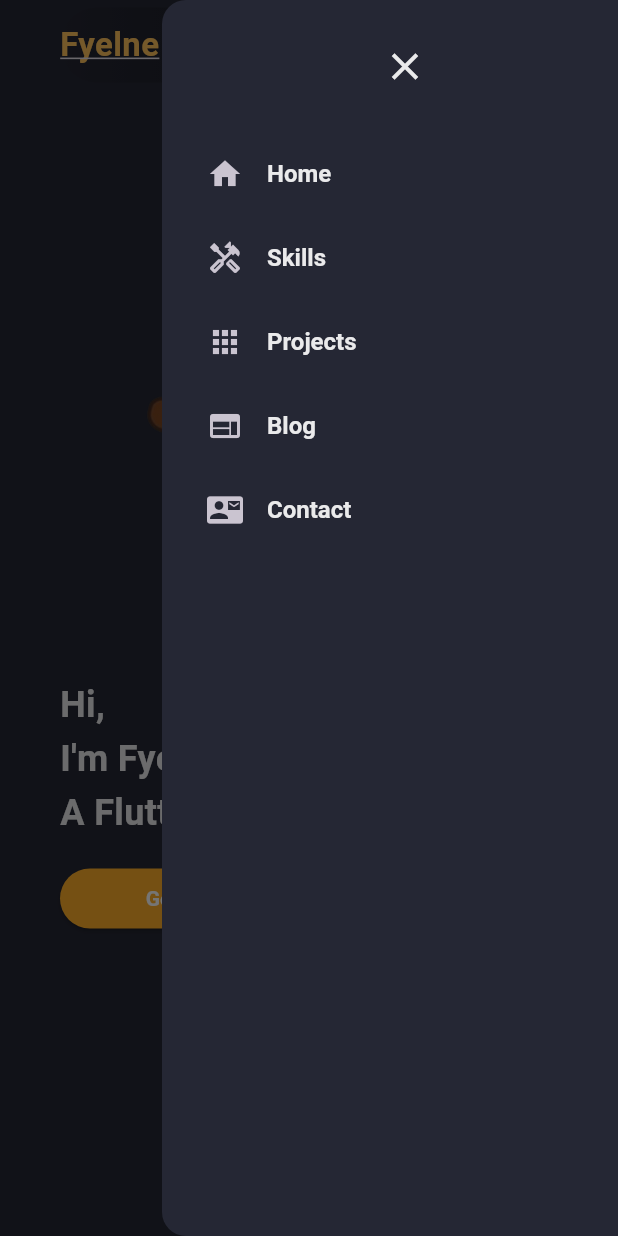
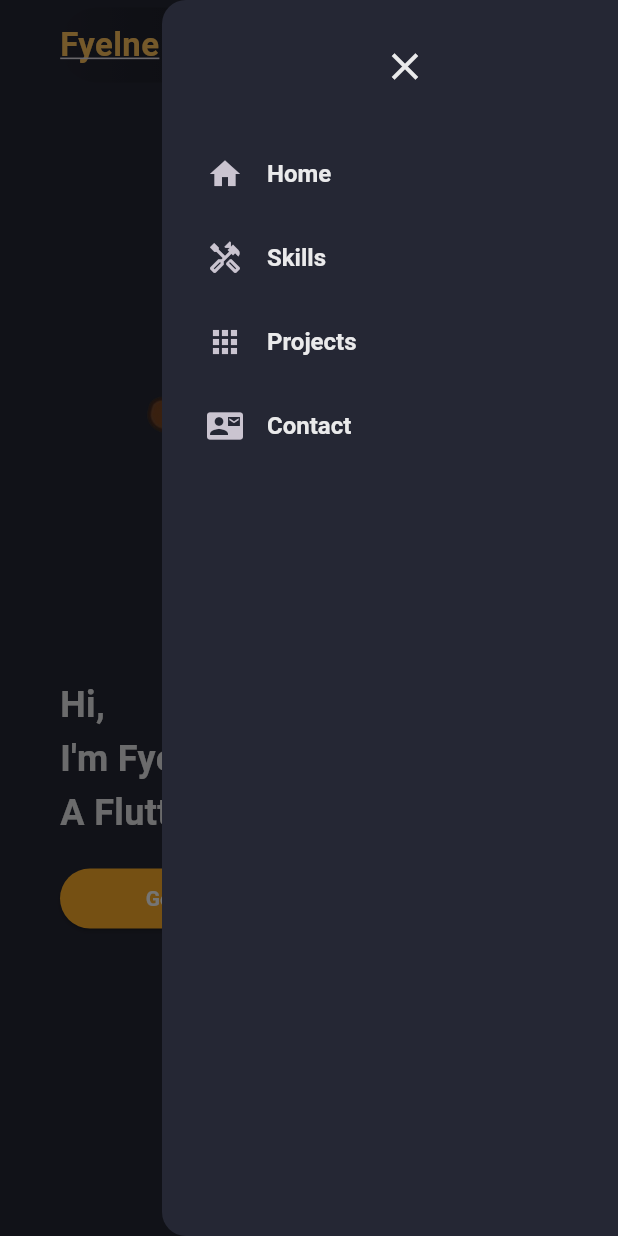
Before and after one commit to Fyelne/portfolio, a Flutter app: the screen it shows after launch, with the side drawer open, on a phone screen of 412 x 824 dp. Run offline on Flutter 3.47's test engine with Material 3 defaults, Android fonts, the phone set to English and light mode, and no system bars; missing offline and left inert: dart:js.

Commit message:
Add navbar functionality

```diff
--- a/lib/constants/nav_items.dart
+++ b/lib/constants/nav_items.dart
@@ -4,7 +4,6 @@ List<String> navTitles = [
   'Home',
   'Skills',
   'Projects',
-  'Blog',
   'Contact',
 ];
 
@@ -12,6 +11,5 @@ List<IconData> navIcons = [
   Icons.home,
   Icons.handyman_outlined,
   Icons.apps,
-  Icons.web,
   Icons.quick_contacts_mail,
 ];
--- a/lib/pages/home_page.dart
+++ b/lib/pages/home_page.dart
@@ -1,10 +1,7 @@
-import 'package:flutter/cupertino.dart';
 import 'package:flutter/material.dart';
-import 'package:flutter/widgets.dart';
 import 'package:portfolio/constants/colors.dart';
 import 'package:portfolio/constants/size.dart';
 import 'package:portfolio/widgets/contact_section.dart';
-import 'package:portfolio/widgets/custom_text_field.dart';
 import 'package:portfolio/widgets/drawer_mobile.dart';
 import 'package:portfolio/widgets/footer.dart';
 import 'package:portfolio/widgets/header_desktop.dart';
@@ -24,6 +21,9 @@ class HomePage extends StatefulWidget {
 
 class _HomePageState extends State<HomePage> {
   final scaffoldKey = GlobalKey<ScaffoldState>();
+  final scrollController = ScrollController();
+  final List<GlobalKey> navbarKeys = List.generate(4, (index) => GlobalKey());
+
   @override
   Widget build(BuildContext context) {
     final screenSize = MediaQuery.of(context).size;
@@ -38,13 +38,24 @@ class _HomePageState extends State<HomePage> {
           backgroundColor: CustomColor.scaffoldBg,
           endDrawer: constraints.maxWidth >= kMinDesktopWidth
               ? null
-              : const DrawerMobile(),
-          body: ListView(
+              : DrawerMobile(
+                  onNavItemTap: (int navIndex) {
+                    scrollToSection(navIndex);
+                  },
+                ),
+          body: SingleChildScrollView(
+            controller: scrollController,
             scrollDirection: Axis.vertical,
+            child: Column(
               children: [
+                SizedBox(key: navbarKeys.first),
                 // Main
                 if (constraints.maxWidth >= kMinDesktopWidth)
-                const HeaderDesktop()
+                  HeaderDesktop(
+                    onNavItemTap: (int navIndex) {
+                      scrollToSection(navIndex);
+                    },
+                  )
                 else
                   HeaderMobile(
                     onLogoTap: () {},
@@ -52,13 +63,17 @@ class _HomePageState extends State<HomePage> {
                       scaffoldKey.currentState!.openEndDrawer();
                     },
                   ),
+
+                // Main
                 if (constraints.maxWidth >= kMinDesktopWidth)
                   const MainDesktop()
                 else
                   const MainMobile(),
 
                 // Skills
+
                 Container(
+                  key: navbarKeys[1],
                   padding: const EdgeInsets.fromLTRB(25, 20, 25, 60),
                   width: screenWidth,
                   color: CustomColor.bgLight1,
@@ -84,13 +99,27 @@ class _HomePageState extends State<HomePage> {
                 ),
                 const SizedBox(height: 30),
                 // Projects
-              const ProjectSection(),
+                ProjectSection(key: navbarKeys[2]),
                 // Contact
-              const ContactSection(),
+                ContactSection(key: navbarKeys.last),
                 //Footer
                 const Footer()
               ],
+            ),
           ));
     });
   }
+
+  void scrollToSection(int index) {
+    scrollController.animateTo(
+      navbarKeys[index]
+          .currentContext!
+          .findRenderObject()!
+          .getTransformTo(null)
+          .getTranslation()
+          .y,
+      duration: const Duration(milliseconds: 300),
+      curve: Curves.easeInOut,
+    );
   }
+}
--- a/lib/widgets/drawer_mobile.dart
+++ b/lib/widgets/drawer_mobile.dart
@@ -3,7 +3,8 @@ import 'package:portfolio/constants/colors.dart';
 import 'package:portfolio/constants/nav_items.dart';
 
 class DrawerMobile extends StatelessWidget {
-  const DrawerMobile({super.key});
+  const DrawerMobile({super.key, required this.onNavItemTap});
+  final Function(int) onNavItemTap;
 
   @override
   Widget build(BuildContext context) {
@@ -32,7 +33,10 @@ class DrawerMobile extends StatelessWidget {
                   fontWeight: FontWeight.w600,
                   fontSize: 16),
               title: Text(navTitles[i]),
-              onTap: () {},
+              onTap: () {
+                onNavItemTap(i);
+                Navigator.of(context).pop();
+              },
             )
         ],
       ),
```
Also changed, not shown: lib/widgets/header_desktop.dart (+5 -2 lines). Lines whose indentation alone changed are shown as unchanged.
